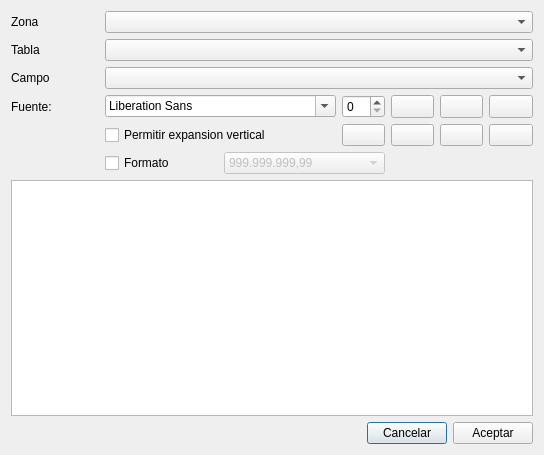
Old version of the form EditorReports/editfielddlg.ui in the repository arcnexus/RedFoX.
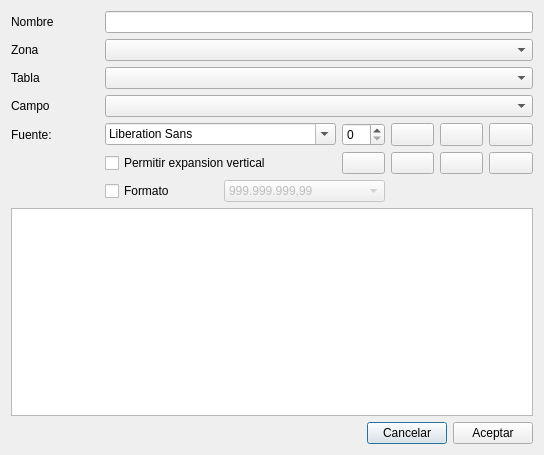
New version of the form. Icons and pictures are not drawn.

The edit to the form file:
```diff
--- a/EditorReports/editfielddlg.ui
+++ b/EditorReports/editfielddlg.ui
@@ -14,76 +14,14 @@
    <string>Dialog</string>
   </property>
   <layout class="QGridLayout" name="gridLayout">
-   <item row="3" column="4">
-    <widget class="QPushButton" name="btnBold">
-     <property name="maximumSize">
-      <size>
-       <width>43</width>
-       <height>24</height>
-      </size>
-     </property>
+   <item row="4" column="0">
+    <widget class="QLabel" name="label_4">
      <property name="text">
-      <string/>
+      <string>Fuente:</string>
      </property>
-     <property name="icon">
-      <iconset resource="resource.qrc">
-       <normaloff>:/icons/text_bold.png</normaloff>:/icons/text_bold.png</iconset>
-     </property>
-     <property name="checkable">
-      <bool>true</bool>
-     </property>
-     <property name="autoDefault">
-      <bool>false</bool>
-     </property>
     </widget>
    </item>
-   <item row="3" column="5">
-    <widget class="QPushButton" name="btnItalic">
-     <property name="maximumSize">
-      <size>
-       <width>43</width>
-       <height>24</height>
-      </size>
-     </property>
-     <property name="text">
-      <string/>
-     </property>
-     <property name="icon">
-      <iconset resource="resource.qrc">
-       <normaloff>:/icons/text_italic.png</normaloff>:/icons/text_italic.png</iconset>
-     </property>
-     <property name="checkable">
-      <bool>true</bool>
-     </property>
-     <property name="autoDefault">
-      <bool>false</bool>
-     </property>
-    </widget>
-   </item>
-   <item row="3" column="6">
-    <widget class="QPushButton" name="btnUnder">
-     <property name="maximumSize">
-      <size>
-       <width>44</width>
-       <height>24</height>
-      </size>
-     </property>
-     <property name="text">
-      <string/>
-     </property>
-     <property name="icon">
-      <iconset resource="resource.qrc">
-       <normaloff>:/icons/text_underline.png</normaloff>:/icons/text_underline.png</iconset>
-     </property>
-     <property name="checkable">
-      <bool>true</bool>
-     </property>
-     <property name="autoDefault">
-      <bool>false</bool>
-     </property>
-    </widget>
-   </item>
-   <item row="4" column="3">
+   <item row="5" column="3">
     <widget class="QPushButton" name="btnColor">
      <property name="maximumSize">
       <size>
@@ -103,7 +41,30 @@
      </property>
     </widget>
    </item>
-   <item row="4" column="4">
+   <item row="4" column="6">
+    <widget class="QPushButton" name="btnUnder">
+     <property name="maximumSize">
+      <size>
+       <width>44</width>
+       <height>24</height>
+      </size>
+     </property>
+     <property name="text">
+      <string/>
+     </property>
+     <property name="icon">
+      <iconset resource="resource.qrc">
+       <normaloff>:/icons/text_underline.png</normaloff>:/icons/text_underline.png</iconset>
+     </property>
+     <property name="checkable">
+      <bool>true</bool>
+     </property>
+     <property name="autoDefault">
+      <bool>false</bool>
+     </property>
+    </widget>
+   </item>
+   <item row="5" column="4">
     <widget class="QPushButton" name="btnLeft">
      <property name="maximumSize">
       <size>
@@ -123,27 +84,7 @@
      </property>
     </widget>
    </item>
-   <item row="4" column="5">
-    <widget class="QPushButton" name="btnCenter">
-     <property name="maximumSize">
-      <size>
-       <width>43</width>
-       <height>24</height>
-      </size>
-     </property>
-     <property name="text">
-      <string/>
-     </property>
-     <property name="icon">
-      <iconset resource="resource.qrc">
-       <normaloff>:/icons/text_align_center.png</normaloff>:/icons/text_align_center.png</iconset>
-     </property>
-     <property name="autoDefault">
-      <bool>false</bool>
-     </property>
-    </widget>
-   </item>
-   <item row="4" column="6">
+   <item row="5" column="6">
     <widget class="QPushButton" name="btnRigth">
      <property name="maximumSize">
       <size>
@@ -166,57 +107,143 @@
      </property>
     </widget>
    </item>
-   <item row="3" column="0">
-    <widget class="QLabel" name="label_4">
+   <item row="5" column="5">
+    <widget class="QPushButton" name="btnCenter">
+     <property name="maximumSize">
+      <size>
+       <width>43</width>
+       <height>24</height>
+      </size>
+     </property>
      <property name="text">
-      <string>Fuente:</string>
+      <string/>
+     </property>
+     <property name="icon">
+      <iconset resource="resource.qrc">
+       <normaloff>:/icons/text_align_center.png</normaloff>:/icons/text_align_center.png</iconset>
+     </property>
+     <property name="autoDefault">
+      <bool>false</bool>
      </property>
     </widget>
    </item>
-   <item row="3" column="1" colspan="2">
-    <widget class="QFontComboBox" name="fontComboBox"/>
-   </item>
    <item row="4" column="1" colspan="2">
+    <widget class="QFontComboBox" name="fontComboBox"/>
+   </item>
+   <item row="4" column="4">
+    <widget class="QPushButton" name="btnBold">
+     <property name="maximumSize">
+      <size>
+       <width>43</width>
+       <height>24</height>
+      </size>
+     </property>
+     <property name="text">
+      <string/>
+     </property>
+     <property name="icon">
+      <iconset resource="resource.qrc">
+       <normaloff>:/icons/text_bold.png</normaloff>:/icons/text_bold.png</iconset>
+     </property>
+     <property name="checkable">
+      <bool>true</bool>
+     </property>
+     <property name="autoDefault">
+      <bool>false</bool>
+     </property>
+    </widget>
+   </item>
+   <item row="4" column="5">
+    <widget class="QPushButton" name="btnItalic">
+     <property name="maximumSize">
+      <size>
+       <width>43</width>
+       <height>24</height>
+      </size>
+     </property>
+     <property name="text">
+      <string/>
+     </property>
+     <property name="icon">
+      <iconset resource="resource.qrc">
+       <normaloff>:/icons/text_italic.png</normaloff>:/icons/text_italic.png</iconset>
+     </property>
+     <property name="checkable">
+      <bool>true</bool>
+     </property>
+     <property name="autoDefault">
+      <bool>false</bool>
+     </property>
+    </widget>
+   </item>
+   <item row="5" column="1" colspan="2">
     <widget class="QCheckBox" name="checkBox">
      <property name="text">
       <string>Permitir expansion vertical</string>
      </property>
     </widget>
    </item>
-   <item row="3" column="3">
-    <widget class="QSpinBox" name="sizeSpin"/>
-   </item>
-   <item row="0" column="0">
+   <item row="1" column="0">
     <widget class="QLabel" name="label">
      <property name="text">
       <string>Zona</string>
      </property>
     </widget>
    </item>
-   <item row="0" column="1" colspan="6">
-    <widget class="QComboBox" name="comboZona"/>
-   </item>
-   <item row="1" column="0">
-    <widget class="QLabel" name="label_2">
-     <property name="text">
-      <string>Tabla</string>
-     </property>
-    </widget>
-   </item>
-   <item row="1" column="1" colspan="6">
-    <widget class="QComboBox" name="comboTabla"/>
-   </item>
-   <item row="2" column="0">
-    <widget class="QLabel" name="label_3">
-     <property name="text">
-      <string>Campo</string>
-     </property>
-    </widget>
-   </item>
-   <item row="2" column="1" colspan="6">
-    <widget class="QComboBox" name="comboCampo"/>
-   </item>
    <item row="7" column="0" colspan="7">
+    <widget class="QGraphicsView" name="graphicsView"/>
+   </item>
+   <item row="6" column="2" colspan="2">
+    <widget class="QComboBox" name="comobFormato">
+     <property name="enabled">
+      <bool>false</bool>
+     </property>
+     <item>
+      <property name="text">
+       <string>999.999.999,99</string>
+      </property>
+     </item>
+     <item>
+      <property name="text">
+       <string>999,999,999.99</string>
+      </property>
+     </item>
+     <item>
+      <property name="text">
+       <string>999999999,99</string>
+      </property>
+     </item>
+     <item>
+      <property name="text">
+       <string>999999999.99</string>
+      </property>
+     </item>
+     <item>
+      <property name="text">
+       <string>999.999.999,999</string>
+      </property>
+     </item>
+     <item>
+      <property name="text">
+       <string>999.999.999,9999</string>
+      </property>
+     </item>
+     <item>
+      <property name="text">
+       <string>dd/mm/aa</string>
+      </property>
+     </item>
+     <item>
+      <property name="text">
+       <string>dd/mm/aaaa</string>
+      </property>
+     </item>
+    </widget>
+   </item>
+   <item row="1" column="1" colspan="6">
+    <widget class="QComboBox" name="comboZona"/>
+   </item>
+   <item row="8" column="0" colspan="7">
     <layout class="QHBoxLayout" name="horizontalLayout">
      <item>
       <spacer name="horizontalSpacer">
@@ -247,61 +274,44 @@
      </item>
     </layout>
    </item>
-   <item row="6" column="0" colspan="7">
-    <widget class="QGraphicsView" name="graphicsView"/>
-   </item>
-   <item row="5" column="1">
+   <item row="6" column="1">
     <widget class="QCheckBox" name="checkBox_2">
      <property name="text">
       <string>Formato</string>
      </property>
     </widget>
    </item>
-   <item row="5" column="2" colspan="2">
-    <widget class="QComboBox" name="comobFormato">
-     <property name="enabled">
-      <bool>false</bool>
+   <item row="3" column="1" colspan="6">
+    <widget class="QComboBox" name="comboCampo"/>
+   </item>
+   <item row="4" column="3">
+    <widget class="QSpinBox" name="sizeSpin"/>
+   </item>
+   <item row="2" column="0">
+    <widget class="QLabel" name="label_2">
+     <property name="text">
+      <string>Tabla</string>
      </property>
-     <item>
-           <property name="text">
-            <string>999.999.999,99</string>
-           </property>
-          </item>
-          <item>
-           <property name="text">
-            <string>999,999,999.99</string>
-           </property>
-          </item>
-          <item>
-           <property name="text">
-            <string>999999999,99</string>
-           </property>
-          </item>
-          <item>
-           <property name="text">
-            <string>999999999.99</string>
-           </property>
-          </item>
-          <item>
-           <property name="text">
-            <string>999.999.999,999</string>
-           </property>
-          </item>
-          <item>
-           <property name="text">
-            <string>999.999.999,9999</string>
-           </property>
-          </item>
-          <item>
-           <property name="text">
-            <string>dd/mm/aa</string>
-           </property>
-          </item>
-          <item>
-           <property name="text">
-            <string>dd/mm/aaaa</string>
-           </property>
-          </item>
+    </widget>
+   </item>
+   <item row="2" column="1" colspan="6">
+    <widget class="QComboBox" name="comboTabla"/>
+   </item>
+   <item row="3" column="0">
+    <widget class="QLabel" name="label_3">
+     <property name="text">
+      <string>Campo</string>
+     </property>
+    </widget>
+   </item>
+   <item row="0" column="1" colspan="6">
+    <widget class="QLineEdit" name="txtNombre"/>
+   </item>
+   <item row="0" column="0">
+    <widget class="QLabel" name="label_5">
+     <property name="text">
+      <string>Nombre</string>
+     </property>
     </widget>
    </item>
   </layout>
```
